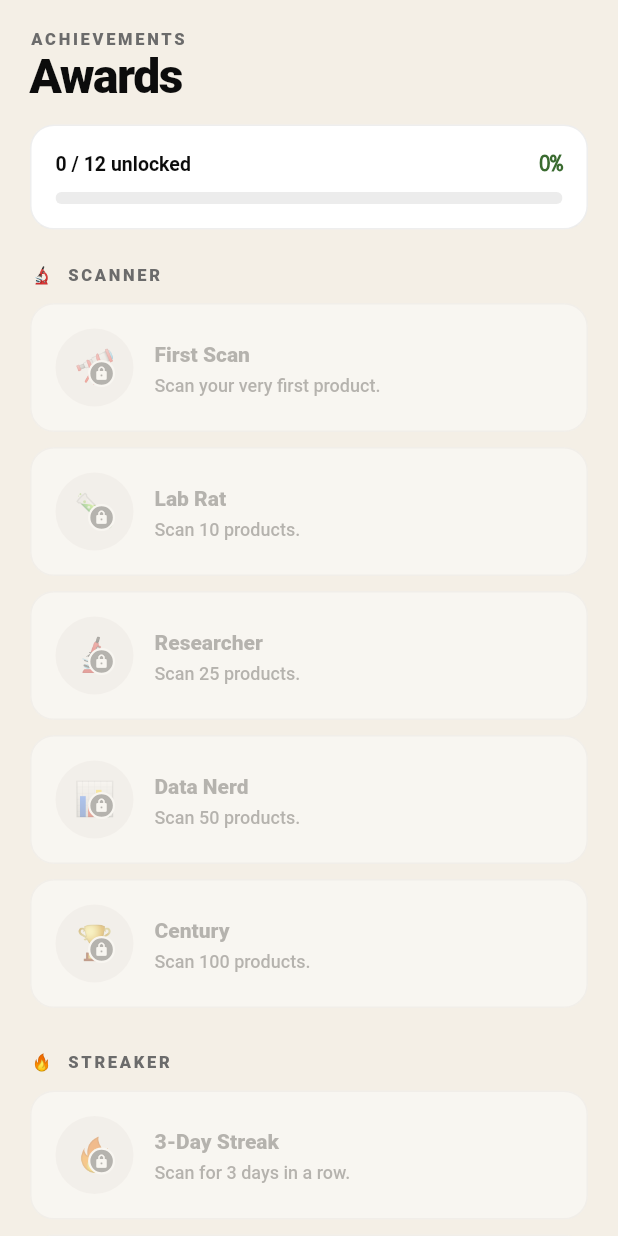
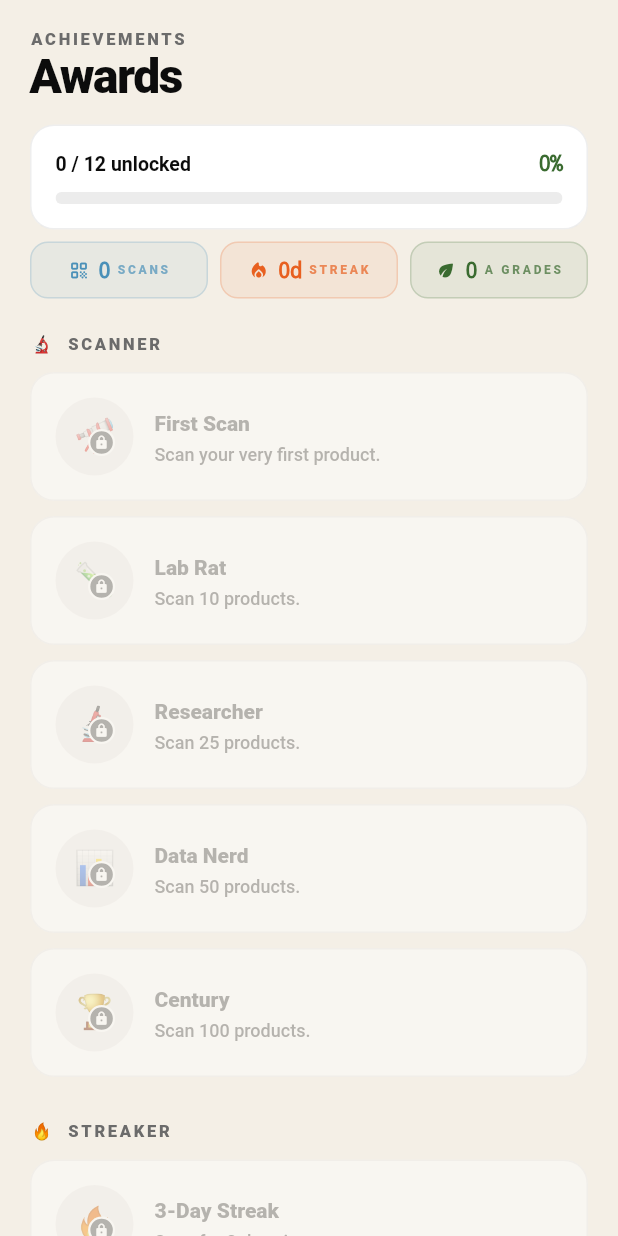
Before and after one commit to nathanchamorro1/fullyhacks-2026, a Flutter app: the AwardsScreen screen opened directly, on a phone screen of 412 x 824 dp. Run offline on Flutter 3.47's test engine with Material 3 defaults, Android fonts, the phone set to English and light mode, and no system bars; our stand-ins replace shared_preferences; missing offline and left inert: mobile_scanner; accounts and stored records are empty.

Commit message:
feat: dynamic awards screen + aGradeCount tracking

```diff
--- a/lib/screens/awards_screen.dart
+++ b/lib/screens/awards_screen.dart
@@ -1,21 +1,17 @@
 // ============================================================
-// awards_screen.dart — achievement badges.
+// awards_screen.dart — dynamic achievement badges.
 //
+// Loads real stats from StatsService on every visit.
 // Three badge categories:
 //   🔬 Scanner  — scan count milestones (1, 10, 25, 50, 100)
 //   🔥 Streaker — daily streak milestones (3, 7, 14, 30)
-//   🌱 Grade    — earning high grades (first A, 5× A, 10× A)
-//
-// Locked badges are dimmed with a lock icon overlay.
-// Unlocked badges show the full colour + emoji.
-//
-// Currently uses hardcoded progress — wire to SharedPreferences
-// once state management is in place.
+//   🌱 Grades   — A-grade scan count (1, 5, 10)
 // ============================================================
 
 import 'package:flutter/material.dart';
 
 import '../theme.dart';
+import '../services/stats_service.dart';
 
 // ── Badge data model ─────────────────────────────────────────
 class Badge {
@@ -34,119 +30,133 @@ class Badge {
   });
 }
 
-// ── Demo progress (replace with SharedPreferences) ────────────
-const int _totalScans  = 0;
-const int _streakDays  = 0;
-const int _totalAGrades = 0;
-
-// ── Badge definitions ─────────────────────────────────────────
-List<Badge> _scannerBadges = [
+// ── Badge builders — called with live stats ───────────────────
+List<Badge> _buildScannerBadges(int scans) => [
   Badge(
     emoji: '🔭',
     title: 'First Scan',
     description: 'Scan your very first product.',
-    unlocked: _totalScans >= 1,
+    unlocked: scans >= 1,
     color: kGold,
   ),
   Badge(
     emoji: '🧪',
     title: 'Lab Rat',
     description: 'Scan 10 products.',
-    unlocked: _totalScans >= 10,
-    color: const Color(0xFF4A90B8),
+    unlocked: scans >= 10,
+    color: kBlue,
   ),
   Badge(
     emoji: '🔬',
     title: 'Researcher',
     description: 'Scan 25 products.',
-    unlocked: _totalScans >= 25,
+    unlocked: scans >= 25,
     color: kMoss,
   ),
   Badge(
     emoji: '📊',
     title: 'Data Nerd',
     description: 'Scan 50 products.',
-    unlocked: _totalScans >= 50,
+    unlocked: scans >= 50,
     color: const Color(0xFF7B4EA0),
   ),
   Badge(
     emoji: '🏆',
     title: 'Century',
     description: 'Scan 100 products.',
-    unlocked: _totalScans >= 100,
+    unlocked: scans >= 100,
     color: const Color(0xFFE8A020),
   ),
 ];
 
-List<Badge> _streakerBadges = [
+List<Badge> _buildStreakerBadges(int streak) => [
   Badge(
     emoji: '🔥',
     title: '3-Day Streak',
     description: 'Scan for 3 days in a row.',
-    unlocked: _streakDays >= 3,
+    unlocked: streak >= 3,
     color: const Color(0xFFE86020),
   ),
   Badge(
     emoji: '⚡',
     title: 'Week Warrior',
     description: 'Scan for 7 days straight.',
-    unlocked: _streakDays >= 7,
+    unlocked: streak >= 7,
     color: const Color(0xFFD4A020),
   ),
   Badge(
     emoji: '🧊',
     title: 'Ice Keeper',
     description: 'Keep a 14-day streak.',
-    unlocked: _streakDays >= 14,
-    color: const Color(0xFF4A90B8),
+    unlocked: streak >= 14,
+    color: kBlue,
   ),
   Badge(
     emoji: '🐻‍❄️',
-    title: 'Nanuk\'s Champion',
+    title: "Nanuk's Champion",
     description: 'Reach a 30-day streak!',
-    unlocked: _streakDays >= 30,
+    unlocked: streak >= 30,
     color: kStreakDark,
   ),
 ];
 
-List<Badge> _gradeBadges = [
+List<Badge> _buildGradeBadges(int aGrades) => [
   Badge(
     emoji: '🌱',
     title: 'Green Choice',
     description: 'Earn your first A-grade scan.',
-    unlocked: _totalAGrades >= 1,
+    unlocked: aGrades >= 1,
     color: kMoss,
   ),
   Badge(
     emoji: '🌿',
     title: 'Eco Conscious',
     description: 'Earn 5 A-grade scans.',
-    unlocked: _totalAGrades >= 5,
+    unlocked: aGrades >= 5,
     color: kMoss,
   ),
   Badge(
     emoji: '🌳',
     title: 'Planet Guardian',
     description: 'Earn 10 A-grade scans.',
-    unlocked: _totalAGrades >= 10,
+    unlocked: aGrades >= 10,
     color: const Color(0xFF2D6B22),
   ),
 ];
 
-// ── Screen ───────────────────────────────────────────────────
-class AwardsScreen extends StatelessWidget {
+// ── Screen ────────────────────────────────────────────────────
+class AwardsScreen extends StatefulWidget {
   const AwardsScreen({super.key});
 
-  int get _totalUnlocked =>
-      [..._scannerBadges, ..._streakerBadges, ..._gradeBadges]
-          .where((b) => b.unlocked)
-          .length;
+  @override
+  State<AwardsScreen> createState() => _AwardsScreenState();
+}
 
-  int get _totalBadges =>
-      _scannerBadges.length + _streakerBadges.length + _gradeBadges.length;
+class _AwardsScreenState extends State<AwardsScreen> {
+  final _statsService = StatsService();
+  UserStats _stats = UserStats.empty;
+
+  @override
+  void initState() {
+    super.initState();
+    _loadStats();
+  }
+
+  Future<void> _loadStats() async {
+    final s = await _statsService.load();
+    if (mounted) setState(() => _stats = s);
+  }
 
   @override
   Widget build(BuildContext context) {
+    final scannerBadges  = _buildScannerBadges(_stats.scanCount);
+    final streakerBadges = _buildStreakerBadges(_stats.streakDays);
+    final gradeBadges    = _buildGradeBadges(_stats.aGradeCount);
+
+    final allBadges      = [...scannerBadges, ...streakerBadges, ...gradeBadges];
+    final totalUnlocked  = allBadges.where((b) => b.unlocked).length;
+    final totalBadges    = allBadges.length;
+
     return Scaffold(
       backgroundColor: kBg,
       body: SafeArea(
@@ -165,19 +175,75 @@ class AwardsScreen extends StatelessWidget {
                       style: kDisplayStyle(size: 32, color: kInk, letterSpacing: -1.0),
                     ),
                     const SizedBox(height: 14),
-                    _ProgressBar(
-                      unlocked: _totalUnlocked,
-                      total: _totalBadges,
-                    ),
+                    _ProgressBar(unlocked: totalUnlocked, total: totalBadges),
+                    const SizedBox(height: 8),
+                    // Live stats summary
+                    _StatsSummary(stats: _stats),
                     const SizedBox(height: 24),
                   ],
                 ),
               ),
             ),
-            _BadgeSection(title: '🔬  SCANNER', badges: _scannerBadges),
-            _BadgeSection(title: '🔥  STREAKER', badges: _streakerBadges),
-            _BadgeSection(title: '🌱  GRADES', badges: _gradeBadges),
+            _BadgeSection(title: '🔬  SCANNER',  badges: scannerBadges),
+            _BadgeSection(title: '🔥  STREAKER', badges: streakerBadges),
+            _BadgeSection(title: '🌱  GRADES',   badges: gradeBadges),
             const SliverToBoxAdapter(child: SizedBox(height: 100)),
+          ],
+        ),
+      ),
+    );
+  }
+}
+
+// ── Stats summary strip ───────────────────────────────────────
+class _StatsSummary extends StatelessWidget {
+  final UserStats stats;
+  const _StatsSummary({required this.stats});
+
+  @override
+  Widget build(BuildContext context) {
+    return Row(
+      children: [
+        _MiniStat(label: 'SCANS',   value: '${stats.scanCount}',   icon: Icons.qr_code_rounded,              color: kBlue),
+        const SizedBox(width: 8),
+        _MiniStat(label: 'STREAK',  value: '${stats.streakDays}d', icon: Icons.local_fire_department_rounded, color: const Color(0xFFE86020)),
+        const SizedBox(width: 8),
+        _MiniStat(label: 'A GRADES', value: '${stats.aGradeCount}', icon: Icons.eco_rounded,                  color: kMoss),
+      ],
+    );
+  }
+}
+
+class _MiniStat extends StatelessWidget {
+  final String label;
+  final String value;
+  final IconData icon;
+  final Color color;
+  const _MiniStat({
+    required this.label,
+    required this.value,
+    required this.icon,
+    required this.color,
+  });
+
+  @override
+  Widget build(BuildContext context) {
+    return Expanded(
+      child: Container(
+        padding: const EdgeInsets.symmetric(horizontal: 10, vertical: 10),
+        decoration: BoxDecoration(
+          color: color.withOpacity(0.08),
+          borderRadius: BorderRadius.circular(12),
+          border: Border.all(color: color.withOpacity(0.20)),
+        ),
+        child: Row(
+          mainAxisAlignment: MainAxisAlignment.center,
+          children: [
+            Icon(icon, color: color, size: 14),
+            const SizedBox(width: 6),
+            Text(value, style: kMonoStyle(size: 14, color: color)),
+            const SizedBox(width: 4),
+            Text(label, style: kLabelStyle(size: 8, color: color.withOpacity(0.70))),
           ],
         ),
       ),
@@ -297,7 +363,7 @@ class _BadgeCard extends StatelessWidget {
         ),
         child: Row(
           children: [
-            // Emoji in coloured circle (or grey if locked)
+            // Emoji in coloured circle (grey if locked)
             Container(
               width: 52,
               height: 52,
--- a/lib/services/stats_service.dart
+++ b/lib/services/stats_service.dart
@@ -11,39 +11,49 @@ class UserStats {
   final int scanCount;
   final int streakDays;
   final String avgGrade;
+  final int aGradeCount; // scans that scored A (>=80) or A+ (>=90)
 
   const UserStats({
     required this.scanCount,
     required this.streakDays,
     required this.avgGrade,
+    required this.aGradeCount,
   });
 
-  static const empty = UserStats(scanCount: 0, streakDays: 0, avgGrade: '—');
+  static const empty = UserStats(
+    scanCount: 0,
+    streakDays: 0,
+    avgGrade: '—',
+    aGradeCount: 0,
+  );
 }
 
 class StatsService {
   // ── In-memory cache (updates instantly) ──────────────────
-  static int    _scanCount  = 0;
-  static int    _streakDays = 0;
-  static int    _totalScore = 0;
-  static int    _scoreCount = 0;
-  static bool   _loaded     = false;
+  static int  _scanCount   = 0;
+  static int  _streakDays  = 0;
+  static int  _totalScore  = 0;
+  static int  _scoreCount  = 0;
+  static int  _aGradeCount = 0;
+  static bool _loaded      = false;
 
-  static const _keyScanCount  = 'nanuk_scan_count';
-  static const _keyStreak     = 'nanuk_streak_days';
-  static const _keyLastDate   = 'nanuk_last_scan_date';
-  static const _keyTotalScore = 'nanuk_total_score';
-  static const _keyScoreCount = 'nanuk_score_count';
+  static const _keyScanCount   = 'nanuk_scan_count';
+  static const _keyStreak      = 'nanuk_streak_days';
+  static const _keyLastDate    = 'nanuk_last_scan_date';
+  static const _keyTotalScore  = 'nanuk_total_score';
+  static const _keyScoreCount  = 'nanuk_score_count';
+  static const _keyAGradeCount = 'nanuk_agrade_count';
 
   /// Load stats — returns instantly from cache after first load.
   Future<UserStats> load() async {
     if (!_loaded) {
       try {
-        final prefs = await SharedPreferences.getInstance();
-        _scanCount  = prefs.getInt(_keyScanCount)  ?? 0;
-        _streakDays = prefs.getInt(_keyStreak)      ?? 0;
-        _totalScore = prefs.getInt(_keyTotalScore)  ?? 0;
-        _scoreCount = prefs.getInt(_keyScoreCount)  ?? 0;
+        final prefs  = await SharedPreferences.getInstance();
+        _scanCount   = prefs.getInt(_keyScanCount)   ?? 0;
+        _streakDays  = prefs.getInt(_keyStreak)       ?? 0;
+        _totalScore  = prefs.getInt(_keyTotalScore)   ?? 0;
+        _scoreCount  = prefs.getInt(_keyScoreCount)   ?? 0;
+        _aGradeCount = prefs.getInt(_keyAGradeCount)  ?? 0;
       } catch (_) { /* first run / web — ignore */ }
       _loaded = true;
     }
@@ -56,6 +66,7 @@ class StatsService {
     _scanCount++;
     _totalScore += combinedScore;
     _scoreCount++;
+    if (combinedScore >= 80) _aGradeCount++;
 
     // Streak logic
     final today     = _dateKey(DateTime.now());
@@ -66,7 +77,7 @@ class StatsService {
       final lastDate = prefs.getString(_keyLastDate) ?? '';
 
       if (lastDate == today) {
-        // Already scanned today
+        // Already scanned today — streak unchanged
       } else if (lastDate == yesterday) {
         _streakDays++;
       } else {
@@ -74,11 +85,12 @@ class StatsService {
       }
 
       // Persist everything
-      await prefs.setInt(_keyScanCount,  _scanCount);
-      await prefs.setInt(_keyStreak,     _streakDays);
+      await prefs.setInt(_keyScanCount,   _scanCount);
+      await prefs.setInt(_keyStreak,      _streakDays);
       await prefs.setString(_keyLastDate, today);
-      await prefs.setInt(_keyTotalScore, _totalScore);
-      await prefs.setInt(_keyScoreCount, _scoreCount);
+      await prefs.setInt(_keyTotalScore,  _totalScore);
+      await prefs.setInt(_keyScoreCount,  _scoreCount);
+      await prefs.setInt(_keyAGradeCount, _aGradeCount);
     } catch (_) {
       // Web/first run — just keep in-memory streak at 1
       if (_streakDays == 0) _streakDays = 1;
@@ -88,9 +100,10 @@ class StatsService {
   UserStats _build() {
     final avg = _scoreCount > 0 ? (_totalScore / _scoreCount).round() : -1;
     return UserStats(
-      scanCount:  _scanCount,
-      streakDays: _streakDays,
-      avgGrade:   avg < 0 ? '—' : _grade(avg),
+      scanCount:   _scanCount,
+      streakDays:  _streakDays,
+      avgGrade:    avg < 0 ? '—' : _grade(avg),
+      aGradeCount: _aGradeCount,
     );
   }
 
```
